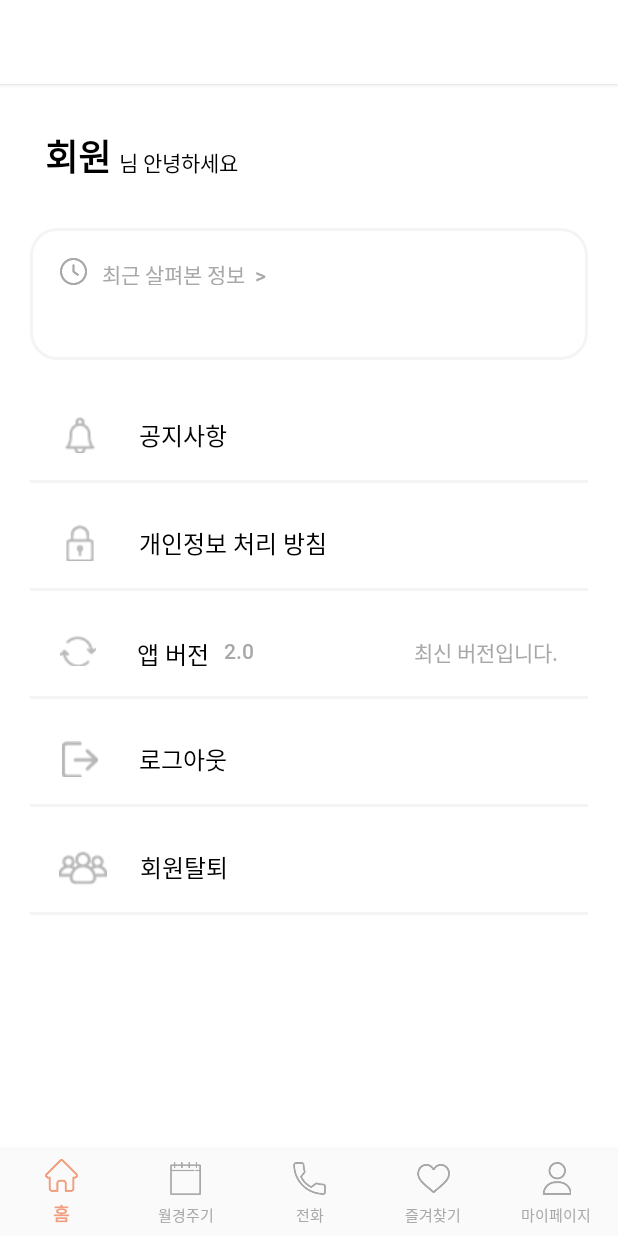
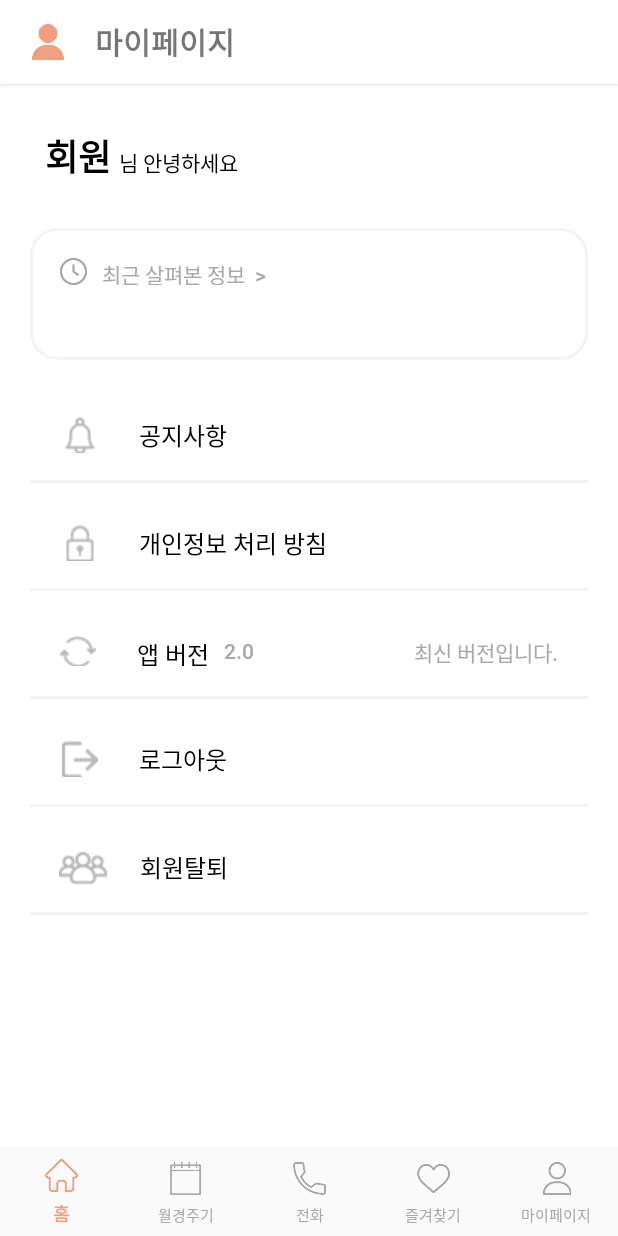
Before and after one commit to MW-STAC2021/MW_STAC2021, an Android app: the fragment MypageFragment placed in its activity, on a phone screen of 412 x 824 dp. Run offline under Robolectric (Android 15) with nearby library versions, the phone set to English and light mode, and no system bars; 5 statements that could not run were skipped.

Commit message:
코드 정리

```diff
--- a/app/src/main/java/com/stac2021/mwproject/Favorite.java
+++ b/app/src/main/java/com/stac2021/mwproject/Favorite.java
@@ -95,9 +95,8 @@ public class Favorite {
             @Override
             public void onResponse(Call<ResponseBody> call, Response<ResponseBody> response) {
                 if (response.isSuccessful()) {
-//                    Log.d("myapp", "insertKeep");
                 } else {
-//                    Log.e("myapp", "insertKeep 이미 있음");
+                    Log.e("myapp", "insertKeep 이미 존재");
                 }
             }
 
--- a/app/src/main/java/com/stac2021/mwproject/InfoViewActivity.java
+++ b/app/src/main/java/com/stac2021/mwproject/InfoViewActivity.java
@@ -66,10 +66,6 @@ public class InfoViewActivity extends AppCompatActivity {
         StrictMode.ThreadPolicy policy = new StrictMode.ThreadPolicy.Builder()
                 .permitAll().build();
         StrictMode.setThreadPolicy(policy);
-
-        //ReadTextFile();
-        File file = new File("http://54.89.236.27:3000/infoContent/" + id);
-
         detailsData();
 
     }
--- a/app/src/main/java/com/stac2021/mwproject/SearchActivity.java
+++ b/app/src/main/java/com/stac2021/mwproject/SearchActivity.java
@@ -79,7 +79,7 @@ public class SearchActivity extends AppCompatActivity {
     }
 
     public void search(String searchText) {
-        infoList.clear();
+        infoList.clear(); // 재검색할 때마다 리스트 비우기
         if (searchText.length() != 0) {
             Call<List<InfoSearchResponse>> call = service.InfoSearch(searchText);
             call.enqueue(new Callback<List<InfoSearchResponse>>() {
@@ -93,7 +93,6 @@ public class SearchActivity extends AppCompatActivity {
                                     info.thumbnailPath, info.title, info.getToolBarType(), String.valueOf(info.id), false);
                             infoList.add(data);
                         }
-                        Log.d("myapp", "serach - success");
                     } else {
                         Log.d("myapp", "serach - else err");
                     }
--- a/app/src/main/java/com/stac2021/mwproject/fragment/MypageFragment.java
+++ b/app/src/main/java/com/stac2021/mwproject/fragment/MypageFragment.java
@@ -14,6 +14,7 @@ import android.view.LayoutInflater;
 import android.view.View;
 import android.view.ViewGroup;
 import android.widget.Button;
+import android.widget.ImageView;
 import android.widget.LinearLayout;
 import android.widget.TextView;
 import android.widget.Toast;
@@ -42,6 +43,8 @@ public class MypageFragment extends Fragment {
     androidx.appcompat.widget.Toolbar tb;
     RecyclerView recyclerView;
     MypageCardViewAdapter adapter;
+    TextView toolbar_title;
+    ImageView toolbar_icon;
     private List<Favorite> infoList = new ArrayList<>();
     ArrayList<String> itemImage = new ArrayList<>();
     ArrayList<String> itemTitle = new ArrayList<>();
@@ -57,6 +60,12 @@ public class MypageFragment extends Fragment {
         // Inflate the layout for this fragment
         View view = inflater.inflate(R.layout.fragment_mypage, container, false);
         tb = view.findViewById(R.id.toolbar) ;
+        toolbar_title = view.findViewById(R.id.toolbar_title);
+        toolbar_icon = view.findViewById(R.id.toolbar_icon);
+
+        toolbar_title.setText("마이페이지");
+        toolbar_icon.setImageResource(R.drawable.icon_mypage);
+
         TextView myPage = view.findViewById(R.id.my_page_user_name_jjin);
         String userId = ((app)getActivity().getApplication()).getUserId();
         String userName = ((app)getActivity().getApplication()).getUserName();
--- a/app/src/main/res/layout/activity_information.xml
+++ b/app/src/main/res/layout/activity_information.xml
@@ -16,6 +16,8 @@
         layout="@layout/toolbar_base"
         android:id="@+id/toolbar" />
         <TextView
+            android:text=""
+            android:layout_below="@+id/toolbar"
             android:layout_marginTop="10dp"
             android:layout_width="match_parent"
             android:layout_height="wrap_content"
--- a/app/src/main/res/layout/activity_joinin.xml
+++ b/app/src/main/res/layout/activity_joinin.xml
@@ -53,7 +53,6 @@
         android:layout_width="match_parent"
         android:layout_height="wrap_content"
         android:singleLine="true"
-        android:maxLength = "16"
         android:hint="이메일을 적어주세요."
         android:backgroundTint="#A4A4A4"
         android:layout_marginTop="10dp" />
```
Also changed, not shown: app/src/main/java/com/stac2021/mwproject/InformationActivity.java (+16 -8 lines).
